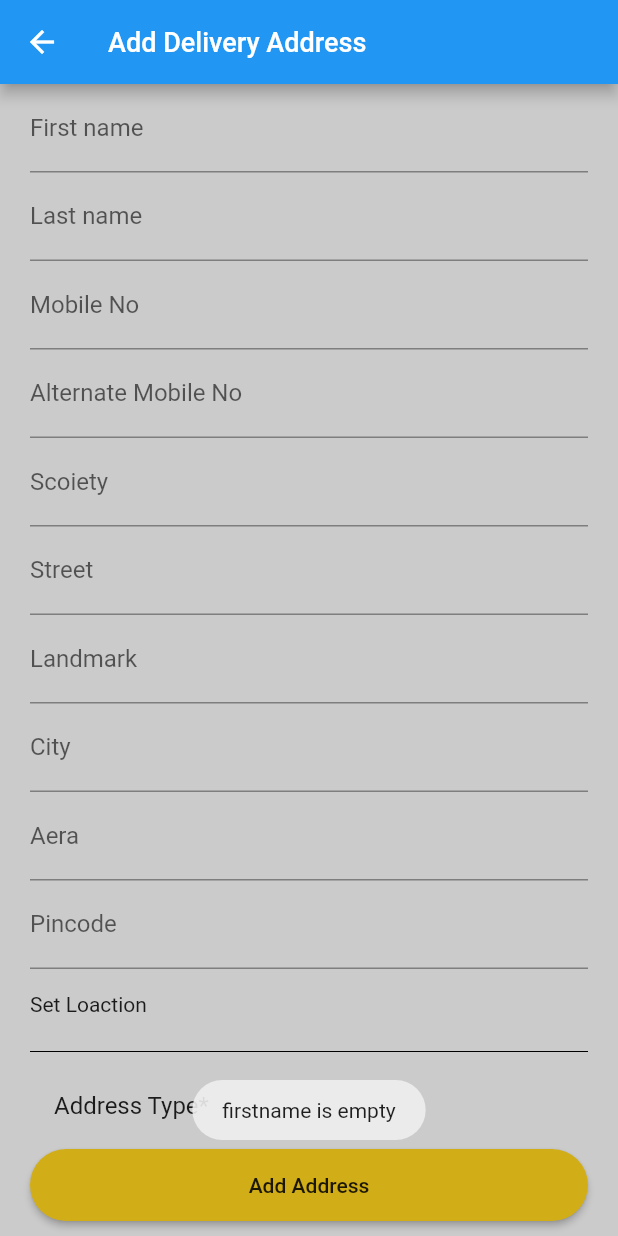
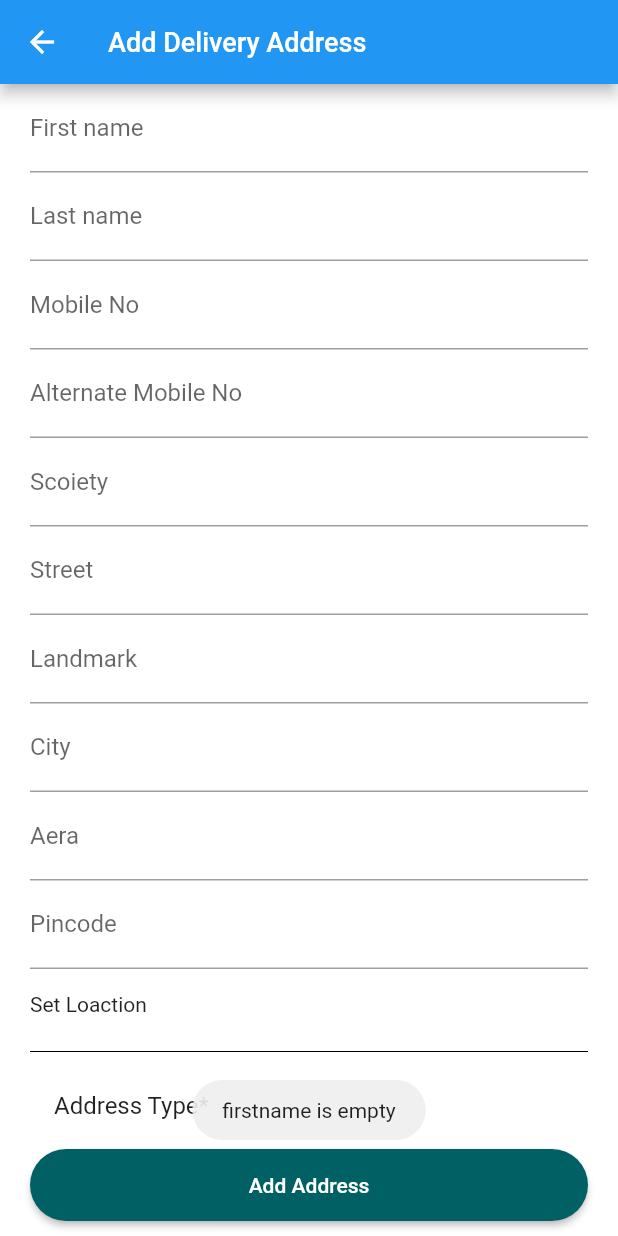
Before and after one commit to PriyankaHotchandani/MedEx, a Flutter app: the AddDeliverAddress screen opened directly, after a tap on "Add Address", on a phone screen of 412 x 824 dp. Run offline on Flutter 3.47's test engine with Material 2 defaults, Android fonts, the phone set to English and light mode, and no system bars; our stand-ins replace cloud_firestore, firebase_auth, firebase_core, flutter_signin_button, fluttertoast, google_maps_flutter and 2 more; missing offline and left inert: pay; accounts and stored records are empty; network calls fail.

Commit message:
home screen

```diff
--- a/lib/config/colors.dart
+++ b/lib/config/colors.dart
@@ -1,5 +1,5 @@
 import 'package:flutter/material.dart';
 
-Color primaryColor = Color(0xffd1ad17);
-Color scaffoldBackgroundColor = Color(0xffcbcbcb);
-Color textColor = Colors.black87;
+Color primaryColor = Colors.cyan[900];
+Color scaffoldBackgroundColor = Colors.white;
+Color textColor = Colors.white;
--- a/lib/screens/home/home_screen.dart
+++ b/lib/screens/home/home_screen.dart
@@ -228,7 +228,7 @@ class _HomeScreenState extends State<HomeScreen> {
         actions: [
           CircleAvatar(
             radius: 15,
-            backgroundColor: Color(0xffd6d382),
+            backgroundColor: Colors.white,
             child: IconButton(
               onPressed: () {
                 Navigator.of(context).push(
@@ -241,7 +241,7 @@ class _HomeScreenState extends State<HomeScreen> {
               icon: Icon(
                 Icons.search,
                 size: 17,
-                color: textColor,
+                color: Colors.black,
               ),
             ),
           ),
@@ -256,12 +256,12 @@ class _HomeScreenState extends State<HomeScreen> {
                 );
               },
               child: CircleAvatar(
-                backgroundColor: Color(0xffd6d382),
+                backgroundColor: Colors.white,
                 radius: 15,
                 child: Icon(
                   Icons.shop,
                   size: 17,
-                  color: textColor,
+                  color: Colors.black,
                 ),
               ),
             ),
@@ -278,61 +278,44 @@ class _HomeScreenState extends State<HomeScreen> {
                 image: DecorationImage(
                   fit: BoxFit.cover,
                   image: NetworkImage(
-                      'http://i.picasion.com/resize91/bd1c3b8a501c2e7f6d405cc21b9131cf.jpg'),
+                      'https://images.pexels.com/photos/6941883/pexels-photo-6941883.jpeg?cs=srgb&dl=pexels-nataliya-vaitkevich-6941883.jpg&fm=jpg'),
                 ),
-                color: Colors.red,
+                color: Colors.grey,
                 borderRadius: BorderRadius.circular(10),
               ),
               child: Row(
                 children: [
                   Expanded(
-                    flex: 2,
+                    flex: 3,
                     child: Container(
                       child: Column(
                         children: [
                           Padding(
                             padding:
-                                const EdgeInsets.only(right: 130, bottom: 10),
-                            child: Container(
-                              height: 50,
-                              width: 100,
-                              decoration: BoxDecoration(
-                                color: Color(0xffd1ad17),
-                                borderRadius: BorderRadius.only(
-                                  bottomRight: Radius.circular(50),
-                                  bottomLeft: Radius.circular(50),
-                                ),
-                              ),
-                              child: Center(
-                                child: Text(
-                                  'Diabetic Care',
-                                  style: TextStyle(
-                                    fontSize: 20,
-                                    color: Colors.white,
-                                    shadows: [
-                                      BoxShadow(
-                                          color: Colors.green,
-                                          blurRadius: 10,
-                                          offset: Offset(3, 3))
-                                    ],
-                                  ),
-                                ),
-                              ),
-                            ),
+                                const EdgeInsets.only(right: 180, bottom: 20),
                           ),
                           Text(
                             '30% Off',
                             style: TextStyle(
                                 fontSize: 40,
-                                color: Colors.green[100],
-                                fontWeight: FontWeight.bold),
+                                color: Colors.white,
+                                fontWeight: FontWeight.bold,
+                                shadows: [
+                                  BoxShadow(
+                                    blurRadius: 5,
+                                    color: Colors.black,
+                                    offset: Offset(3, 3),
+                                  )
+                                ]),
                           ),
                           Padding(
-                            padding: const EdgeInsets.only(left: 20),
+                            padding: const EdgeInsets.only(left: 73),
                             child: Text(
-                              'On all diabetic essentials',
+                              'On All Diabetic Essentials!',
                               style: TextStyle(
-                                color: Colors.white,
+                                color: Colors.blueGrey[900],
+                                fontSize: 18,
+                                fontWeight: FontWeight.bold,
                               ),
                             ),
                           ),
```
